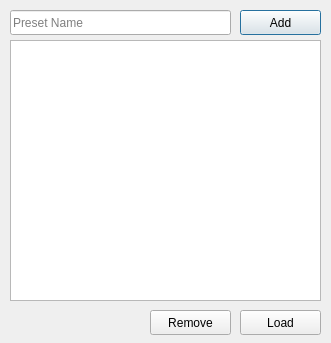
Audio4Linux/Viper4Linux-GUI, file preset.ui: the form before one commit.
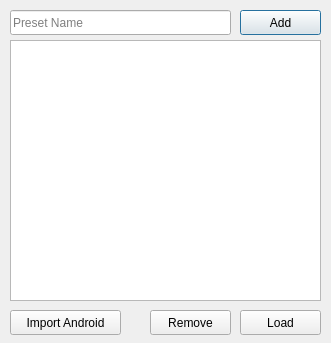
The form after the commit. Icons and pictures are not drawn.

Commit message: Added Android-to-Linux Config Converter (accessible in the preset dialog)

```diff
--- a/preset.ui
+++ b/preset.ui
@@ -82,6 +82,19 @@
     </rect>
    </property>
   </widget>
+  <widget class="QPushButton" name="importBtn">
+   <property name="geometry">
+    <rect>
+     <x>10</x>
+     <y>310</y>
+     <width>111</width>
+     <height>25</height>
+    </rect>
+   </property>
+   <property name="text">
+    <string>Import Android</string>
+   </property>
+  </widget>
  </widget>
  <resources>
   <include location="resources.qrc"/>
```
The commit also changes 9 other files.
